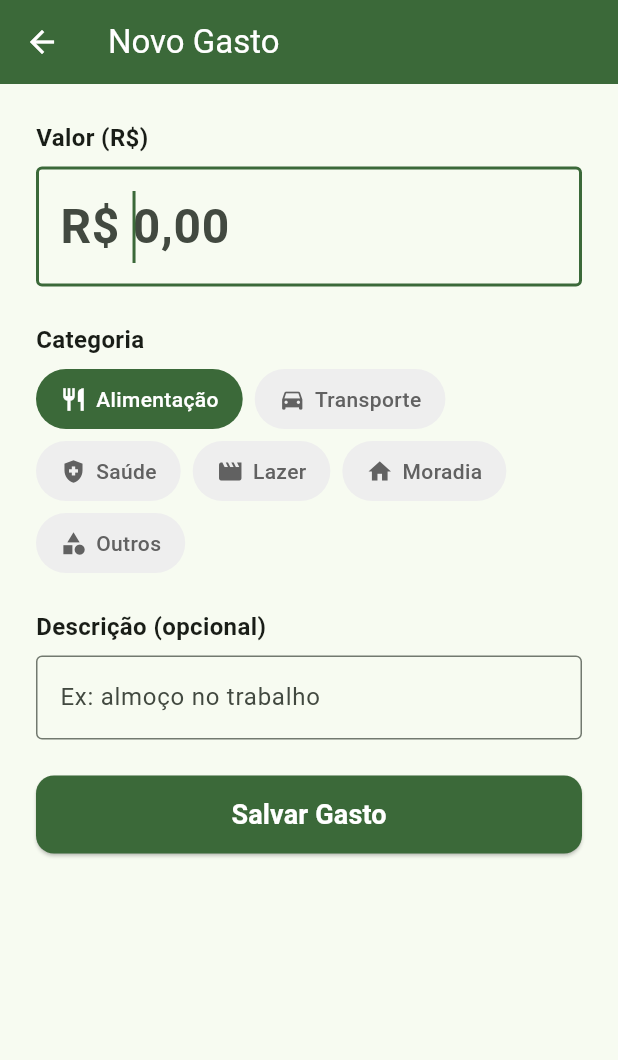
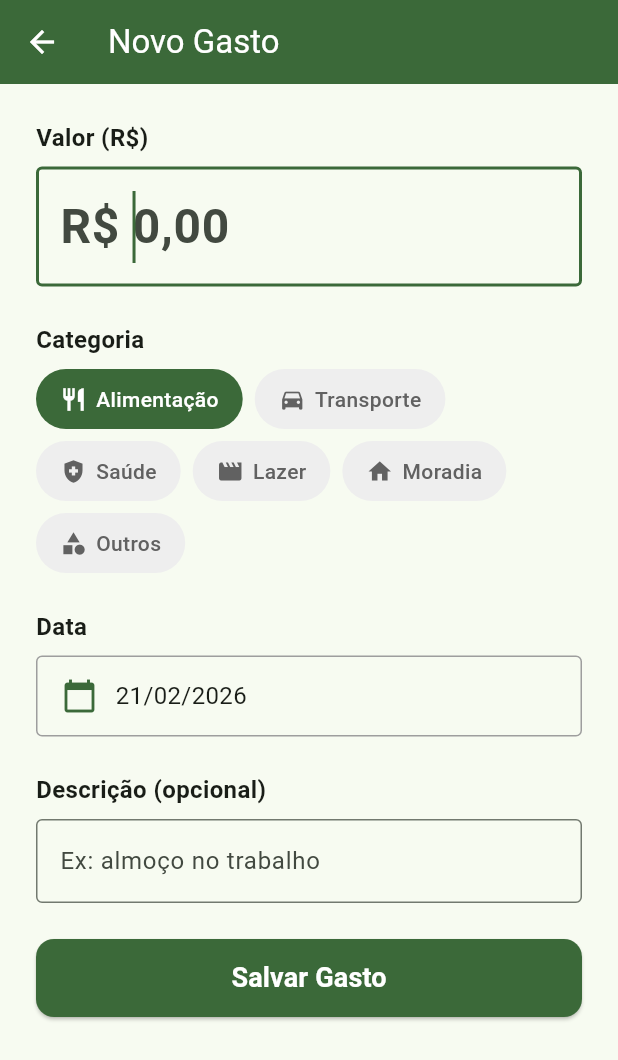
Before and after one commit to torlacosystems/controle_gastos, a Flutter app: the AdicionarGastoScreen screen opened directly, on a phone screen of 412 x 824 dp. Shown: the top 1060 px of the screen. Run offline on Flutter 3.47's test engine with Material 3 defaults, Android fonts, the phone set to English and light mode, and no system bars; our stand-ins replace hive, hive_flutter; accounts and stored records are empty.

Commit message:
Adiciona ícone por categoria, data na lista e seletor de data

```diff
--- a/lib/main.dart
+++ b/lib/main.dart
@@ -49,6 +49,27 @@ class _HomeScreenState extends State<HomeScreen> {
 
   String _formatarValor(double valor) {
     return valor.toStringAsFixed(2).replaceAll('.', ',');
+  }
+
+  String _formatarData(DateTime data) {
+    return '${data.day.toString().padLeft(2, '0')}/${data.month.toString().padLeft(2, '0')}/${data.year}';
+  }
+
+  IconData _iconeCategoria(String categoria) {
+    switch (categoria) {
+      case 'Alimentação':
+        return Icons.restaurant;
+      case 'Transporte':
+        return Icons.directions_car;
+      case 'Saúde':
+        return Icons.health_and_safety;
+      case 'Lazer':
+        return Icons.movie;
+      case 'Moradia':
+        return Icons.home;
+      default:
+        return Icons.category;
+    }
   }
 
   void _abrirAdicionarGasto() async {
@@ -138,16 +159,17 @@ class _HomeScreenState extends State<HomeScreen> {
                             backgroundColor: Theme.of(
                               context,
                             ).colorScheme.primaryContainer,
-                            child: const Icon(Icons.attach_money),
+                            child: Icon(
+                              _iconeCategoria(gasto.categoria),
+                              color: Theme.of(context).colorScheme.primary,
+                            ),
                           ),
                           title: Text(
                             gasto.categoria,
                             style: const TextStyle(fontWeight: FontWeight.bold),
                           ),
                           subtitle: Text(
-                            gasto.descricao.isNotEmpty
-                                ? gasto.descricao
-                                : 'Sem descrição',
+                            '${_formatarData(gasto.data)}${gasto.descricao.isNotEmpty ? ' • ${gasto.descricao}' : ''}',
                           ),
                           trailing: Text(
                             'R\$ ${_formatarValor(gasto.valor)}',
@@ -182,6 +204,7 @@ class _AdicionarGastoScreenState extends State<AdicionarGastoScreen> {
   final _valorController = TextEditingController();
   final _descricaoController = TextEditingController();
   String _categoriaSelecionada = 'Alimentação';
+  DateTime _dataSelecionada = DateTime.now();
 
   final List<Map<String, dynamic>> _categorias = [
     {'nome': 'Alimentação', 'icone': Icons.restaurant},
@@ -191,6 +214,24 @@ class _AdicionarGastoScreenState extends State<AdicionarGastoScreen> {
     {'nome': 'Moradia', 'icone': Icons.home},
     {'nome': 'Outros', 'icone': Icons.category},
   ];
+
+  String _formatarData(DateTime data) {
+    return '${data.day.toString().padLeft(2, '0')}/${data.month.toString().padLeft(2, '0')}/${data.year}';
+  }
+
+  Future<void> _selecionarData() async {
+    final DateTime? picked = await showDatePicker(
+      context: context,
+      initialDate: _dataSelecionada,
+      firstDate: DateTime(2020),
+      lastDate: DateTime.now(),
+    );
+    if (picked != null) {
+      setState(() {
+        _dataSelecionada = picked;
+      });
+    }
+  }
 
   void _salvarGasto() {
     String textoValor = _valorController.text.replaceAll('.', ',');
@@ -213,7 +254,7 @@ class _AdicionarGastoScreenState extends State<AdicionarGastoScreen> {
       descricao: _descricaoController.text,
       valor: valor,
       categoria: _categoriaSelecionada,
-      data: DateTime.now(),
+      data: _dataSelecionada,
     );
 
     Navigator.pop(context, novoGasto);
@@ -317,6 +358,39 @@ class _AdicionarGastoScreenState extends State<AdicionarGastoScreen> {
               ),
               const SizedBox(height: 24),
               const Text(
+                'Data',
+                style: TextStyle(fontSize: 16, fontWeight: FontWeight.bold),
+              ),
+              const SizedBox(height: 8),
+              GestureDetector(
+                onTap: _selecionarData,
+                child: Container(
+                  width: double.infinity,
+                  padding: const EdgeInsets.symmetric(
+                    horizontal: 16,
+                    vertical: 14,
+                  ),
+                  decoration: BoxDecoration(
+                    border: Border.all(color: Colors.grey),
+                    borderRadius: BorderRadius.circular(4),
+                  ),
+                  child: Row(
+                    children: [
+                      Icon(
+                        Icons.calendar_today,
+                        color: Theme.of(context).colorScheme.primary,
+                      ),
+                      const SizedBox(width: 12),
+                      Text(
+                        _formatarData(_dataSelecionada),
+                        style: const TextStyle(fontSize: 16),
+                      ),
+                    ],
+                  ),
+                ),
+              ),
+              const SizedBox(height: 24),
+              const Text(
                 'Descrição (opcional)',
                 style: TextStyle(fontSize: 16, fontWeight: FontWeight.bold),
               ),
```
